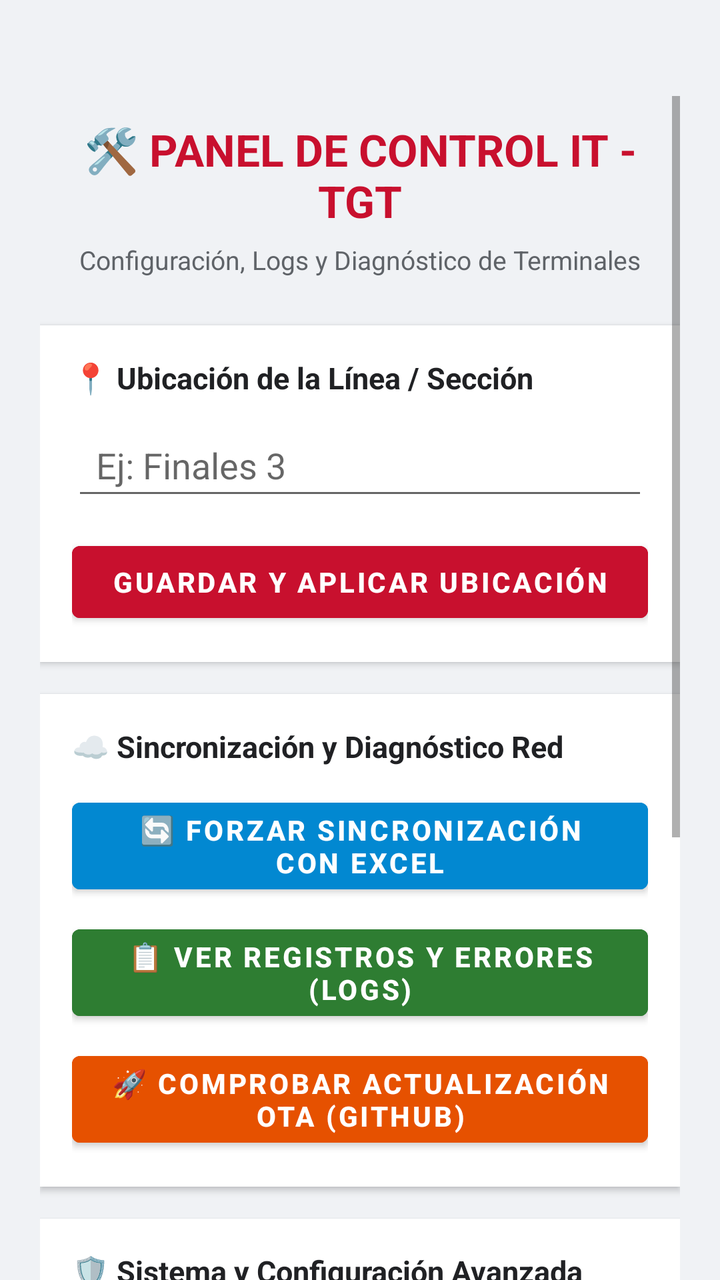
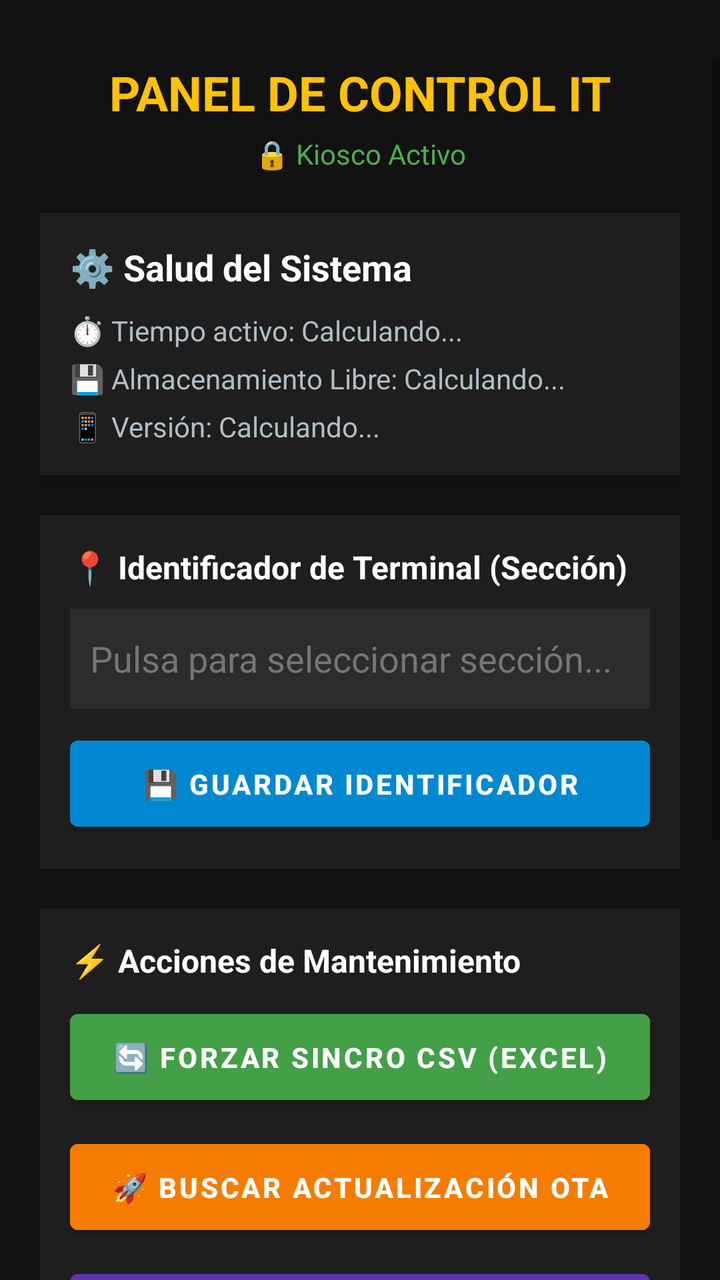

Screens rendered from an Android XML layout before and after an edit, with the pre-edit source and the edit as a unified diff.
<!-- AndroidManifest.xml: application theme Theme.LauncherKioscoTGT -->
<!-- res/layout/activity_it.xml -->
<?xml version="1.0" encoding="utf-8"?>
<ScrollView xmlns:android="http://schemas.android.com/apk/res/android"
    android:layout_width="match_parent"
    android:layout_height="match_parent"
    android:background="#F0F2F5"
    android:fillViewport="true"
    android:clipToPadding="false"
    android:paddingLeft="20dp"
    android:paddingTop="48dp"
    android:paddingRight="20dp"
    android:paddingBottom="80dp">

    <LinearLayout
        android:layout_width="match_parent"
        android:layout_height="wrap_content"
        android:orientation="vertical">

        <TextView
            android:layout_width="match_parent"
            android:layout_height="wrap_content"
            android:gravity="center"
            android:text="🛠️ PANEL DE CONTROL IT - TGT"
            android:textColor="#C8102E"
            android:textSize="22sp"
            android:textStyle="bold"
            android:layout_marginTop="12dp"
            android:layout_marginBottom="6dp" />

        <TextView
            android:layout_width="match_parent"
            android:layout_height="wrap_content"
            android:gravity="center"
            android:text="Configuración, Logs y Diagnóstico de Terminales"
            android:textColor="#5F6368"
            android:textSize="13sp"
            android:layout_marginBottom="24dp" />

        <LinearLayout
            android:layout_width="match_parent"
            android:layout_height="wrap_content"
            android:background="#FFFFFF"
            android:orientation="vertical"
            android:padding="16dp"
            android:layout_marginBottom="16dp"
            android:elevation="2dp">

            <TextView
                android:layout_width="match_parent"
                android:layout_height="wrap_content"
                android:text="📍 Ubicación de la Línea / Sección"
                android:textColor="#202124"
                android:textSize="15sp"
                android:textStyle="bold"
                android:layout_marginBottom="8dp" />

            <EditText
                android:id="@+id/etUbicacion"
                android:layout_width="match_parent"
                android:layout_height="48dp"
                android:hint="Ej: Finales 3"
                android:inputType="text"
                android:paddingHorizontal="12dp"
                android:layout_marginBottom="12dp" />

            <Button
                android:id="@+id/btnGuardarConfig"
                android:layout_width="match_parent"
                android:layout_height="wrap_content"
                android:backgroundTint="#C8102E"
                android:text="Guardar y Aplicar Ubicación"
                android:textColor="#FFFFFF"
                android:textStyle="bold" />
        </LinearLayout>

        <LinearLayout
            android:layout_width="match_parent"
            android:layout_height="wrap_content"
            android:background="#FFFFFF"
            android:orientation="vertical"
            android:padding="16dp"
            android:layout_marginBottom="16dp"
            android:elevation="2dp">

            <TextView
                android:layout_width="match_parent"
                android:layout_height="wrap_content"
                android:text="☁️ Sincronización y Diagnóstico Red"
                android:textColor="#202124"
                android:textSize="15sp"
                android:textStyle="bold"
                android:layout_marginBottom="12dp" />

            <Button
                android:id="@+id/btnTestSincro"
                android:layout_width="match_parent"
                android:layout_height="wrap_content"
                android:backgroundTint="#0288D1"
                android:text="🔄 Forzar Sincronización con Excel"
                android:textColor="#FFFFFF"
                android:textStyle="bold"
                android:layout_marginBottom="8dp" />

            <Button
                android:id="@+id/btnVerLogsIt"
                android:layout_width="match_parent"
                android:layout_height="wrap_content"
                android:backgroundTint="#2E7D32"
                android:text="📋 Ver Registros y Errores (Logs)"
                android:textColor="#FFFFFF"
                android:textStyle="bold"
                android:layout_marginBottom="8dp" />

            <Button
                android:id="@+id/btnForzarOTA"
                android:layout_width="match_parent"
                android:layout_height="wrap_content"
                android:backgroundTint="#E65100"
                android:text="🚀 Comprobar Actualización OTA (GitHub)"
                android:textColor="#FFFFFF"
                android:textStyle="bold" />
        </LinearLayout>

        <LinearLayout
            android:layout_width="match_parent"
            android:layout_height="wrap_content"
            android:background="#FFFFFF"
            android:orientation="vertical"
            android:padding="16dp"
            android:layout_marginBottom="24dp"
            android:elevation="2dp">

            <TextView
                android:layout_width="match_parent"
                android:layout_height="wrap_content"
                android:text="🛡️ Sistema y Configuración Avanzada"
                android:textColor="#202124"
                android:textSize="15sp"
                android:textStyle="bold"
                android:layout_marginBottom="8dp" />

            
            <TextView
                android:id="@+id/tvVersionApp"
                android:layout_width="match_parent"
                android:layout_height="wrap_content"
                android:text="Versión instalada: Calculando..."
                android:textColor="#C8102E"
                android:textSize="14sp"
                android:textStyle="bold"
                android:layout_marginBottom="6dp" />

            <TextView
                android:id="@+id/tvEstadoKiosco"
                android:layout_width="match_parent"
                android:layout_height="wrap_content"
                android:text="Modo Kiosco / Control de Dispositivo Activo"
                android:textColor="#5F6368"
                android:textSize="13sp"
                android:layout_marginBottom="12dp" />

            <Button
                android:id="@+id/btnAbrirAjustesAndroid"
                android:layout_width="match_parent"
                android:layout_height="wrap_content"
                android:backgroundTint="#424242"
                android:text="Abrir Ajustes Generales de Android"
                android:textColor="#FFFFFF"
                android:textStyle="bold" />
        </LinearLayout>

        <Button
            android:id="@+id/btnCerrarPanelIT"
            android:layout_width="match_parent"
            android:layout_height="60dp"
            android:backgroundTint="#202124"
            android:text="Cerrar Panel y Volver al Launcher"
            android:textColor="#FFFFFF"
            android:textStyle="bold"
            android:layout_marginBottom="20dp" />

    </LinearLayout>
</ScrollView>
<!-- resources referenced by this layout -->
<resources>
  <style name="Theme.LauncherKioscoTGT" parent="Theme.MaterialComponents.Light.NoActionBar">
          
          <item name="colorPrimary">#C8102E</item>
          <item name="colorPrimaryVariant">#990C23</item>
          <item name="colorOnPrimary">#FFFFFF</item>
  
          <item name="colorSecondary">#03DAC6</item>
          <item name="colorSecondaryVariant">#018786</item>
          <item name="colorOnSecondary">#000000</item>
  
          <item name="android:statusBarColor">#F8F9FA</item>
          <item name="android:windowLightStatusBar">true</item>
      </style>
</resources>

<!-- the commit's change to res/layout/activity_it.xml (unified diff, before → after) -->
@@ -2,181 +2,204 @@
 <ScrollView xmlns:android="http://schemas.android.com/apk/res/android"
     android:layout_width="match_parent"
     android:layout_height="match_parent"
-    android:background="#F0F2F5"
-    android:fillViewport="true"
+    android:background="#121212"
     android:clipToPadding="false"
-    android:paddingLeft="20dp"
-    android:paddingTop="48dp"
-    android:paddingRight="20dp"
-    android:paddingBottom="80dp">
+    android:paddingTop="30dp"
+    android:paddingBottom="40dp">
 
     <LinearLayout
         android:layout_width="match_parent"
         android:layout_height="wrap_content"
-        android:orientation="vertical">
-
+        android:orientation="vertical"
+        android:paddingLeft="20dp"
+        android:paddingRight="20dp">
+
+        
         <TextView
             android:layout_width="match_parent"
             android:layout_height="wrap_content"
+            android:text="PANEL DE CONTROL IT"
+            android:textColor="#FFC107"
+            android:textSize="24sp"
+            android:textStyle="bold"
             android:gravity="center"
-            android:text="🛠️ PANEL DE CONTROL IT - TGT"
-            android:textColor="#C8102E"
-            android:textSize="22sp"
-            android:textStyle="bold"
-            android:layout_marginTop="12dp"
-            android:layout_marginBottom="6dp" />
+            android:layout_marginBottom="5dp"/>
 
         <TextView
-            android:layout_width="match_parent"
-            android:layout_height="wrap_content"
+            android:id="@+id/tvEstadoKiosco"
+            android:layout_width="match_parent"
+            android:layout_height="wrap_content"
+            android:text="🔒 Kiosco Activo"
+            android:textColor="#4CAF50"
+            android:textSize="14sp"
             android:gravity="center"
-            android:text="Configuración, Logs y Diagnóstico de Terminales"
-            android:textColor="#5F6368"
-            android:textSize="13sp"
-            android:layout_marginBottom="24dp" />
-
+            android:layout_marginBottom="20dp"/>
+
+        
         <LinearLayout
             android:layout_width="match_parent"
             android:layout_height="wrap_content"
-            android:background="#FFFFFF"
             android:orientation="vertical"
-            android:padding="16dp"
-            android:layout_marginBottom="16dp"
-            android:elevation="2dp">
-
-            <TextView
-                android:layout_width="match_parent"
-                android:layout_height="wrap_content"
-                android:text="📍 Ubicación de la Línea / Sección"
-                android:textColor="#202124"
-                android:textSize="15sp"
-                android:textStyle="bold"
-                android:layout_marginBottom="8dp" />
-
-            <EditText
+            android:background="#1E1E1E"
+            android:padding="15dp"
+            android:layout_marginBottom="20dp"
+            android:elevation="4dp">
+
+            <TextView
+                android:layout_width="match_parent"
+                android:layout_height="wrap_content"
+                android:text="⚙️ Salud del Sistema"
+                android:textColor="#FFFFFF"
+                android:textSize="18sp"
+                android:textStyle="bold"
+                android:layout_marginBottom="10dp"/>
+
+            <TextView
+                android:id="@+id/tvTelemetriaUptime"
+                android:layout_width="match_parent"
+                android:layout_height="wrap_content"
+                android:text="⏱️ Tiempo activo: Calculando..."
+                android:textColor="#B0BEC5"
+                android:layout_marginBottom="5dp"/>
+
+            <TextView
+                android:id="@+id/tvTelemetriaAlmacenamiento"
+                android:layout_width="match_parent"
+                android:layout_height="wrap_content"
+                android:text="💾 Almacenamiento Libre: Calculando..."
+                android:textColor="#B0BEC5"
+                android:layout_marginBottom="5dp"/>
+
+            <TextView
+                android:id="@+id/tvVersionApp"
+                android:layout_width="match_parent"
+                android:layout_height="wrap_content"
+                android:text="📱 Versión: Calculando..."
+                android:textColor="#B0BEC5"/>
+        </LinearLayout>
+
+        
+        <LinearLayout
+            android:layout_width="match_parent"
+            android:layout_height="wrap_content"
+            android:orientation="vertical"
+            android:background="#1E1E1E"
+            android:padding="15dp"
+            android:layout_marginBottom="20dp">
+
+            <TextView
+                android:layout_width="match_parent"
+                android:layout_height="wrap_content"
+                android:text="📍 Identificador de Terminal (Sección)"
+                android:textColor="#FFFFFF"
+                android:textSize="16sp"
+                android:textStyle="bold"
+                android:layout_marginBottom="10dp"/>
+
+            
+            <AutoCompleteTextView
                 android:id="@+id/etUbicacion"
                 android:layout_width="match_parent"
-                android:layout_height="48dp"
-                android:hint="Ej: Finales 3"
-                android:inputType="text"
-                android:paddingHorizontal="12dp"
-                android:layout_marginBottom="12dp" />
+                android:layout_height="50dp"
+                android:background="#2C2C2C"
+                android:textColor="#FFFFFF"
+                android:padding="10dp"
+                android:hint="Pulsa para seleccionar sección..."
+                android:textColorHint="#757575"
+                android:focusable="false"
+                android:focusableInTouchMode="false"
+                android:clickable="true"
+                android:cursorVisible="false"
+                android:layout_marginBottom="10dp"/>
 
             <Button
                 android:id="@+id/btnGuardarConfig"
                 android:layout_width="match_parent"
-                android:layout_height="wrap_content"
-                android:backgroundTint="#C8102E"
-                android:text="Guardar y Aplicar Ubicación"
-                android:textColor="#FFFFFF"
-                android:textStyle="bold" />
+                android:layout_height="55dp"
+                android:text="💾 GUARDAR IDENTIFICADOR"
+                android:backgroundTint="#0288D1"
+                android:textColor="#FFFFFF"
+                android:textStyle="bold"/>
         </LinearLayout>
 
+        
         <LinearLayout
             android:layout_width="match_parent"
             android:layout_height="wrap_content"
-            android:background="#FFFFFF"
             android:orientation="vertical"
-            android:padding="16dp"
-            android:layout_marginBottom="16dp"
-            android:elevation="2dp">
-
-            <TextView
-                android:layout_width="match_parent"
-                android:layout_height="wrap_content"
-                android:text="☁️ Sincronización y Diagnóstico Red"
-                android:textColor="#202124"
-                android:textSize="15sp"
-                android:textStyle="bold"
-                android:layout_marginBottom="12dp" />
+            android:background="#1E1E1E"
+            android:padding="15dp"
+            android:layout_marginBottom="20dp">
+
+            <TextView
+                android:layout_width="match_parent"
+                android:layout_height="wrap_content"
+                android:text="⚡ Acciones de Mantenimiento"
+                android:textColor="#FFFFFF"
+                android:textSize="16sp"
+                android:textStyle="bold"
+                android:layout_marginBottom="10dp"/>
 
             <Button
                 android:id="@+id/btnTestSincro"
                 android:layout_width="match_parent"
-                android:layout_height="wrap_content"
-                android:backgroundTint="#0288D1"
-                android:text="🔄 Forzar Sincronización con Excel"
-                android:textColor="#FFFFFF"
-                android:textStyle="bold"
-                android:layout_marginBottom="8dp" />
+                android:layout_height="55dp"
+                android:text="🔄 FORZAR SINCRO CSV (EXCEL)"
+                android:backgroundTint="#43A047"
+                android:textColor="#FFFFFF"
+                android:textStyle="bold"
+                android:layout_marginBottom="10dp"/>
+
+            <Button
+                android:id="@+id/btnForzarOTA"
+                android:layout_width="match_parent"
+                android:layout_height="55dp"
+                android:text="🚀 BUSCAR ACTUALIZACIÓN OTA"
+                android:backgroundTint="#F57C00"
+                android:textColor="#FFFFFF"
+                android:textStyle="bold"
+                android:layout_marginBottom="10dp"/>
 
             <Button
                 android:id="@+id/btnVerLogsIt"
                 android:layout_width="match_parent"
-                android:layout_height="wrap_content"
-                android:backgroundTint="#2E7D32"
-                android:text="📋 Ver Registros y Errores (Logs)"
-                android:textColor="#FFFFFF"
-                android:textStyle="bold"
-                android:layout_marginBottom="8dp" />
-
-            <Button
-                android:id="@+id/btnForzarOTA"
-                android:layout_width="match_parent"
-                android:layout_height="wrap_content"
-                android:backgroundTint="#E65100"
-                android:text="🚀 Comprobar Actualización OTA (GitHub)"
-                android:textColor="#FFFFFF"
-                android:textStyle="bold" />
+                android:layout_height="55dp"
+                android:text="📋 VER REGISTROS (LOGS PERSISTENTES)"
+                android:backgroundTint="#5E35B1"
+                android:textColor="#FFFFFF"
+                android:textStyle="bold"/>
         </LinearLayout>
 
-        <LinearLayout
-            android:layout_width="match_parent"
-            android:layout_height="wrap_content"
-            android:background="#FFFFFF"
-            android:orientation="vertical"
-            android:padding="16dp"
-            android:layout_marginBottom="24dp"
-            android:elevation="2dp">
-
-            <TextView
-                android:layout_width="match_parent"
-                android:layout_height="wrap_content"
-                android:text="🛡️ Sistema y Configuración Avanzada"
-                android:textColor="#202124"
-                android:textSize="15sp"
-                android:textStyle="bold"
-                android:layout_marginBottom="8dp" />
-
-            
-            <TextView
-                android:id="@+id/tvVersionApp"
-                android:layout_width="match_parent"
-                android:layout_height="wrap_content"
-                android:text="Versión instalada: Calculando..."
-                android:textColor="#C8102E"
-                android:textSize="14sp"
-                android:textStyle="bold"
-                android:layout_marginBottom="6dp" />
-
-            <TextView
-                android:id="@+id/tvEstadoKiosco"
-                android:layout_width="match_parent"
-                android:layout_height="wrap_content"
-                android:text="Modo Kiosco / Control de Dispositivo Activo"
-                android:textColor="#5F6368"
-                android:textSize="13sp"
-                android:layout_marginBottom="12dp" />
-
-            <Button
-                android:id="@+id/btnAbrirAjustesAndroid"
-                android:layout_width="match_parent"
-                android:layout_height="wrap_content"
-                android:backgroundTint="#424242"
-                android:text="Abrir Ajustes Generales de Android"
-                android:textColor="#FFFFFF"
-                android:textStyle="bold" />
-        </LinearLayout>
+        
+        <Button
+            android:id="@+id/btnAbrirAjustesAndroid"
+            android:layout_width="match_parent"
+            android:layout_height="55dp"
+            android:text="⚙️ ABRIR AJUSTES DE ANDROID"
+            android:backgroundTint="#424242"
+            android:textColor="#FFFFFF"
+            android:layout_marginBottom="10dp"/>
 
         <Button
             android:id="@+id/btnCerrarPanelIT"
             android:layout_width="match_parent"
-            android:layout_height="60dp"
-            android:backgroundTint="#202124"
-            android:text="Cerrar Panel y Volver al Launcher"
+            android:layout_height="55dp"
+            android:text="❌ CERRAR PANEL IT"
+            android:backgroundTint="#C8102E"
             android:textColor="#FFFFFF"
             android:textStyle="bold"
-            android:layout_marginBottom="20dp" />
+            android:layout_marginBottom="30dp"/>
+
+        
+        <TextView
+            android:layout_width="match_parent"
+            android:layout_height="wrap_content"
+            android:text="Terminal Operations\nDiseñado y desarrollado por Marco Carpi\nMADECEM"
+            android:textColor="#757575"
+            android:textSize="12sp"
+            android:gravity="center"
+            android:textStyle="italic"
+            android:layout_marginBottom="20dp"/>
 
     </LinearLayout>
 </ScrollView>
